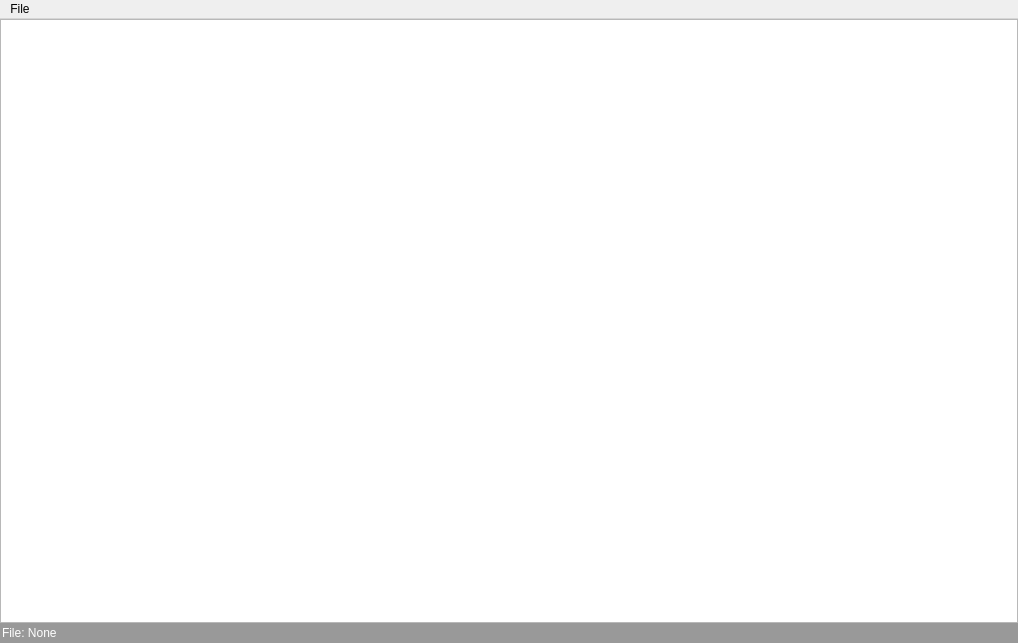
Old version of the form cppEditor/mainwindow.ui in the repository arkneid/cppEditor.
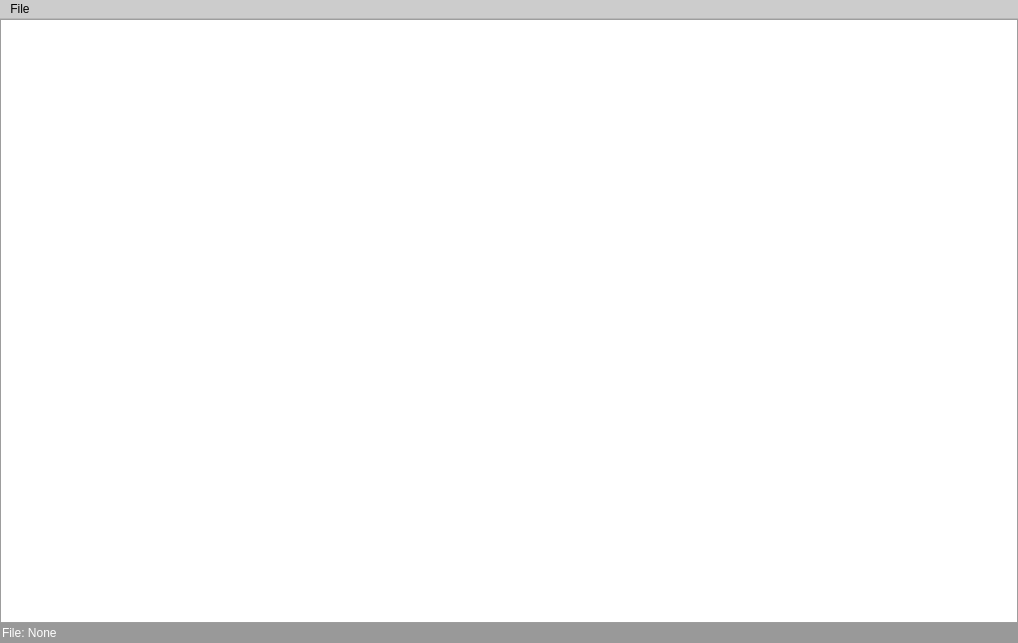
New version of the form. Icons and pictures are not drawn.

Commit message: add main window ico file

Diff of the .ui file:
```diff
--- a/cppEditor/mainwindow.ui
+++ b/cppEditor/mainwindow.ui
@@ -13,6 +13,448 @@
     <height>643</height>
    </rect>
   </property>
+  <property name="palette">
+   <palette>
+    <active>
+     <colorrole role="WindowText">
+      <brush brushstyle="SolidPattern">
+       <color alpha="255">
+        <red>0</red>
+        <green>0</green>
+        <blue>0</blue>
+       </color>
+      </brush>
+     </colorrole>
+     <colorrole role="Button">
+      <brush brushstyle="SolidPattern">
+       <color alpha="255">
+        <red>204</red>
+        <green>204</green>
+        <blue>204</blue>
+       </color>
+      </brush>
+     </colorrole>
+     <colorrole role="Light">
+      <brush brushstyle="SolidPattern">
+       <color alpha="255">
+        <red>255</red>
+        <green>255</green>
+        <blue>255</blue>
+       </color>
+      </brush>
+     </colorrole>
+     <colorrole role="Midlight">
+      <brush brushstyle="SolidPattern">
+       <color alpha="255">
+        <red>229</red>
+        <green>229</green>
+        <blue>229</blue>
+       </color>
+      </brush>
+     </colorrole>
+     <colorrole role="Dark">
+      <brush brushstyle="SolidPattern">
+       <color alpha="255">
+        <red>102</red>
+        <green>102</green>
+        <blue>102</blue>
+       </color>
+      </brush>
+     </colorrole>
+     <colorrole role="Mid">
+      <brush brushstyle="SolidPattern">
+       <color alpha="255">
+        <red>136</red>
+        <green>136</green>
+        <blue>136</blue>
+       </color>
+      </brush>
+     </colorrole>
+     <colorrole role="Text">
+      <brush brushstyle="SolidPattern">
+       <color alpha="255">
+        <red>0</red>
+        <green>0</green>
+        <blue>0</blue>
+       </color>
+      </brush>
+     </colorrole>
+     <colorrole role="BrightText">
+      <brush brushstyle="SolidPattern">
+       <color alpha="255">
+        <red>255</red>
+        <green>255</green>
+        <blue>255</blue>
+       </color>
+      </brush>
+     </colorrole>
+     <colorrole role="ButtonText">
+      <brush brushstyle="SolidPattern">
+       <color alpha="255">
+        <red>0</red>
+        <green>0</green>
+        <blue>0</blue>
+       </color>
+      </brush>
+     </colorrole>
+     <colorrole role="Base">
+      <brush brushstyle="SolidPattern">
+       <color alpha="255">
+        <red>255</red>
+        <green>255</green>
+        <blue>255</blue>
+       </color>
+      </brush>
+     </colorrole>
+     <colorrole role="Window">
+      <brush brushstyle="SolidPattern">
+       <color alpha="255">
+        <red>204</red>
+        <green>204</green>
+        <blue>204</blue>
+       </color>
+      </brush>
+     </colorrole>
+     <colorrole role="Shadow">
+      <brush brushstyle="SolidPattern">
+       <color alpha="255">
+        <red>0</red>
+        <green>0</green>
+        <blue>0</blue>
+       </color>
+      </brush>
+     </colorrole>
+     <colorrole role="AlternateBase">
+      <brush brushstyle="SolidPattern">
+       <color alpha="255">
+        <red>229</red>
+        <green>229</green>
+        <blue>229</blue>
+       </color>
+      </brush>
+     </colorrole>
+     <colorrole role="ToolTipBase">
+      <brush brushstyle="SolidPattern">
+       <color alpha="255">
+        <red>255</red>
+        <green>255</green>
+        <blue>220</blue>
+       </color>
+      </brush>
+     </colorrole>
+     <colorrole role="ToolTipText">
+      <brush brushstyle="SolidPattern">
+       <color alpha="255">
+        <red>0</red>
+        <green>0</green>
+        <blue>0</blue>
+       </color>
+      </brush>
+     </colorrole>
+     <colorrole role="PlaceholderText">
+      <brush brushstyle="SolidPattern">
+       <color alpha="127">
+        <red>0</red>
+        <green>0</green>
+        <blue>0</blue>
+       </color>
+      </brush>
+     </colorrole>
+    </active>
+    <inactive>
+     <colorrole role="WindowText">
+      <brush brushstyle="SolidPattern">
+       <color alpha="255">
+        <red>0</red>
+        <green>0</green>
+        <blue>0</blue>
+       </color>
+      </brush>
+     </colorrole>
+     <colorrole role="Button">
+      <brush brushstyle="SolidPattern">
+       <color alpha="255">
+        <red>204</red>
+        <green>204</green>
+        <blue>204</blue>
+       </color>
+      </brush>
+     </colorrole>
+     <colorrole role="Light">
+      <brush brushstyle="SolidPattern">
+       <color alpha="255">
+        <red>255</red>
+        <green>255</green>
+        <blue>255</blue>
+       </color>
+      </brush>
+     </colorrole>
+     <colorrole role="Midlight">
+      <brush brushstyle="SolidPattern">
+       <color alpha="255">
+        <red>229</red>
+        <green>229</green>
+        <blue>229</blue>
+       </color>
+      </brush>
+     </colorrole>
+     <colorrole role="Dark">
+      <brush brushstyle="SolidPattern">
+       <color alpha="255">
+        <red>102</red>
+        <green>102</green>
+        <blue>102</blue>
+       </color>
+      </brush>
+     </colorrole>
+     <colorrole role="Mid">
+      <brush brushstyle="SolidPattern">
+       <color alpha="255">
+        <red>136</red>
+        <green>136</green>
+        <blue>136</blue>
+       </color>
+      </brush>
+     </colorrole>
+     <colorrole role="Text">
+      <brush brushstyle="SolidPattern">
+       <color alpha="255">
+        <red>0</red>
+        <green>0</green>
+        <blue>0</blue>
+       </color>
+      </brush>
+     </colorrole>
+     <colorrole role="BrightText">
+      <brush brushstyle="SolidPattern">
+       <color alpha="255">
+        <red>255</red>
+        <green>255</green>
+        <blue>255</blue>
+       </color>
+      </brush>
+     </colorrole>
+     <colorrole role="ButtonText">
+      <brush brushstyle="SolidPattern">
+       <color alpha="255">
+        <red>0</red>
+        <green>0</green>
+        <blue>0</blue>
+       </color>
+      </brush>
+     </colorrole>
+     <colorrole role="Base">
+      <brush brushstyle="SolidPattern">
+       <color alpha="255">
+        <red>255</red>
+        <green>255</green>
+        <blue>255</blue>
+       </color>
+      </brush>
+     </colorrole>
+     <colorrole role="Window">
+      <brush brushstyle="SolidPattern">
+       <color alpha="255">
+        <red>204</red>
+        <green>204</green>
+        <blue>204</blue>
+       </color>
+      </brush>
+     </colorrole>
+     <colorrole role="Shadow">
+      <brush brushstyle="SolidPattern">
+       <color alpha="255">
+        <red>0</red>
+        <green>0</green>
+        <blue>0</blue>
+       </color>
+      </brush>
+     </colorrole>
+     <colorrole role="AlternateBase">
+      <brush brushstyle="SolidPattern">
+       <color alpha="255">
+        <red>229</red>
+        <green>229</green>
+        <blue>229</blue>
+       </color>
+      </brush>
+     </colorrole>
+     <colorrole role="ToolTipBase">
+      <brush brushstyle="SolidPattern">
+       <color alpha="255">
+        <red>255</red>
+        <green>255</green>
+        <blue>220</blue>
+       </color>
+      </brush>
+     </colorrole>
+     <colorrole role="ToolTipText">
+      <brush brushstyle="SolidPattern">
+       <color alpha="255">
+        <red>0</red>
+        <green>0</green>
+        <blue>0</blue>
+       </color>
+      </brush>
+     </colorrole>
+     <colorrole role="PlaceholderText">
+      <brush brushstyle="SolidPattern">
+       <color alpha="127">
+        <red>0</red>
+        <green>0</green>
+        <blue>0</blue>
+       </color>
+      </brush>
+     </colorrole>
+    </inactive>
+    <disabled>
+     <colorrole role="WindowText">
+      <brush brushstyle="SolidPattern">
+       <color alpha="255">
+        <red>102</red>
+        <green>102</green>
+        <blue>102</blue>
+       </color>
+      </brush>
+     </colorrole>
+     <colorrole role="Button">
+      <brush brushstyle="SolidPattern">
+       <color alpha="255">
+        <red>204</red>
+        <green>204</green>
+        <blue>204</blue>
+       </color>
+      </brush>
+     </colorrole>
+     <colorrole role="Light">
+      <brush brushstyle="SolidPattern">
+       <color alpha="255">
+        <red>255</red>
+        <green>255</green>
+        <blue>255</blue>
+       </color>
+      </brush>
+     </colorrole>
+     <colorrole role="Midlight">
+      <brush brushstyle="SolidPattern">
+       <color alpha="255">
+        <red>229</red>
+        <green>229</green>
+        <blue>229</blue>
+       </color>
+      </brush>
+     </colorrole>
+     <colorrole role="Dark">
+      <brush brushstyle="SolidPattern">
+       <color alpha="255">
+        <red>102</red>
+        <green>102</green>
+        <blue>102</blue>
+       </color>
+      </brush>
+     </colorrole>
+     <colorrole role="Mid">
+      <brush brushstyle="SolidPattern">
+       <color alpha="255">
+        <red>136</red>
+        <green>136</green>
+        <blue>136</blue>
+       </color>
+      </brush>
+     </colorrole>
+     <colorrole role="Text">
+      <brush brushstyle="SolidPattern">
+       <color alpha="255">
+        <red>102</red>
+        <green>102</green>
+        <blue>102</blue>
+       </color>
+      </brush>
+     </colorrole>
+     <colorrole role="BrightText">
+      <brush brushstyle="SolidPattern">
+       <color alpha="255">
+        <red>255</red>
+        <green>255</green>
+        <blue>255</blue>
+       </color>
+      </brush>
+     </colorrole>
+     <colorrole role="ButtonText">
+      <brush brushstyle="SolidPattern">
+       <color alpha="255">
+        <red>102</red>
+        <green>102</green>
+        <blue>102</blue>
+       </color>
+      </brush>
+     </colorrole>
+     <colorrole role="Base">
+      <brush brushstyle="SolidPattern">
+       <color alpha="255">
+        <red>204</red>
+        <green>204</green>
+        <blue>204</blue>
+       </color>
+      </brush>
+     </colorrole>
+     <colorrole role="Window">
+      <brush brushstyle="SolidPattern">
+       <color alpha="255">
+        <red>204</red>
+        <green>204</green>
+        <blue>204</blue>
+       </color>
+      </brush>
+     </colorrole>
+     <colorrole role="Shadow">
+      <brush brushstyle="SolidPattern">
+       <color alpha="255">
+        <red>0</red>
+        <green>0</green>
+        <blue>0</blue>
+       </color>
+      </brush>
+     </colorrole>
+     <colorrole role="AlternateBase">
+      <brush brushstyle="SolidPattern">
+       <color alpha="255">
+        <red>204</red>
+        <green>204</green>
+        <blue>204</blue>
+       </color>
+      </brush>
+     </colorrole>
+     <colorrole role="ToolTipBase">
+      <brush brushstyle="SolidPattern">
+       <color alpha="255">
+        <red>255</red>
+        <green>255</green>
+        <blue>220</blue>
+       </color>
+      </brush>
+     </colorrole>
+     <colorrole role="ToolTipText">
+      <brush brushstyle="SolidPattern">
+       <color alpha="255">
+        <red>0</red>
+        <green>0</green>
+        <blue>0</blue>
+       </color>
+      </brush>
+     </colorrole>
+     <colorrole role="PlaceholderText">
+      <brush brushstyle="SolidPattern">
+       <color alpha="127">
+        <red>102</red>
+        <green>102</green>
+        <blue>102</blue>
+       </color>
+      </brush>
+     </colorrole>
+    </disabled>
+   </palette>
+  </property>
   <property name="windowTitle">
    <string>MainWindow</string>
   </property>
@@ -177,79 +619,6 @@
      <height>21</height>
     </rect>
    </property>
-   <property name="palette">
-    <palette>
-     <active>
-      <colorrole role="Text">
-       <brush brushstyle="SolidPattern">
-        <color alpha="255">
-         <red>255</red>
-         <green>255</green>
-         <blue>255</blue>
-        </color>
-       </brush>
-      </colorrole>
-      <colorrole role="Base">
-       <brush brushstyle="SolidPattern">
-        <color alpha="153">
-         <red>153</red>
-         <green>153</green>
-         <blue>153</blue>
-        </color>
-       </brush>
-      </colorrole>
-      <colorrole role="PlaceholderText">
-       <brush brushstyle="SolidPattern">
-        <color alpha="255">
-         <red>255</red>
-         <green>255</green>
-         <blue>255</blue>
-        </color>
-       </brush>
-      </colorrole>
-     </active>
-     <inactive>
-      <colorrole role="Text">
-       <brush brushstyle="SolidPattern">
-        <color alpha="255">
-         <red>255</red>
-         <green>255</green>
-         <blue>255</blue>
-        </color>
-       </brush>
-      </colorrole>
-      <colorrole role="Base">
-       <brush brushstyle="SolidPattern">
-        <color alpha="153">
-         <red>153</red>
-         <green>153</green>
-         <blue>153</blue>
-        </color>
-       </brush>
-      </colorrole>
-      <colorrole role="PlaceholderText">
-       <brush brushstyle="SolidPattern">
-        <color alpha="255">
-         <red>255</red>
-         <green>255</green>
-         <blue>255</blue>
-        </color>
-       </brush>
-      </colorrole>
-     </inactive>
-     <disabled>
-      <colorrole role="PlaceholderText">
-       <brush brushstyle="SolidPattern">
-        <color alpha="255">
-         <red>255</red>
-         <green>255</green>
-         <blue>255</blue>
-        </color>
-       </brush>
-      </colorrole>
-     </disabled>
-    </palette>
-   </property>
    <property name="autoFillBackground">
     <bool>true</bool>
    </property>
```
Left out of the diff: 145 changed lines with no effect on the pictures. The commit also changes 2 other files.
